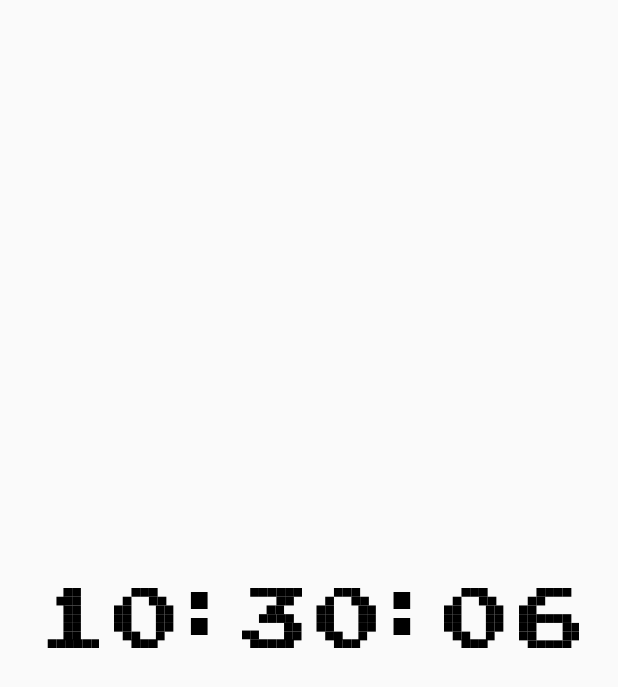
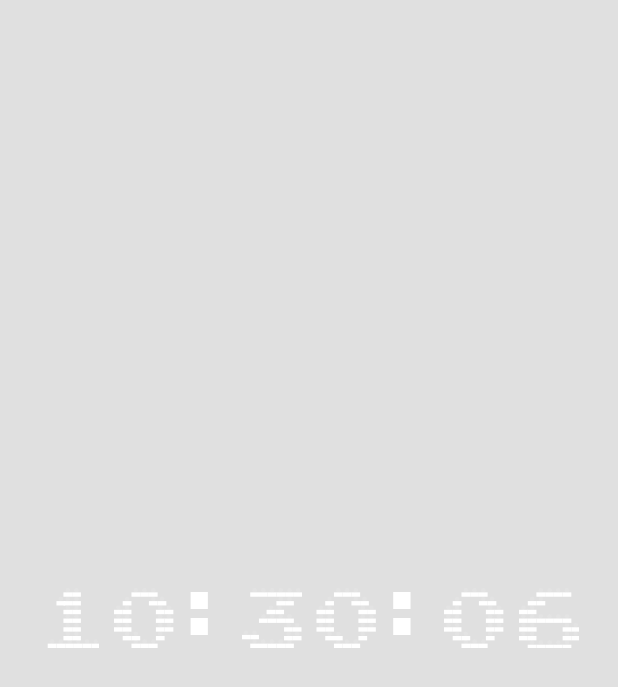
Before and after one commit to TechieBlossom/animated_digital_clock_flutter, a Flutter app: the screen it shows after launch, on a phone screen of 412 x 824 dp. Shown: the top 687 px of the screen. Run offline on Flutter 3.47's test engine with Material 2 defaults, Android fonts, the phone set to English and light mode, and no system bars; our stand-ins replace google_fonts.

```diff
--- a/lib/main.dart
+++ b/lib/main.dart
@@ -13,8 +13,10 @@ class MyApp extends StatelessWidget {
   Widget build(BuildContext context) {
     return MaterialApp(
       debugShowMaterialGrid: false,
-      theme: Theme.of(context)
-          .copyWith(textTheme: GoogleFonts.pressStart2pTextTheme()),
+      theme: Theme.of(context).copyWith(
+        textTheme: GoogleFonts.pressStart2pTextTheme(),
+        scaffoldBackgroundColor: Colors.black12,
+      ),
       debugShowCheckedModeBanner: false,
       home: const ClockScreen(),
     );
--- a/lib/screens/clock_screen.dart
+++ b/lib/screens/clock_screen.dart
@@ -1,6 +1,5 @@
 import 'dart:async';
 
-import 'package:digital_clock/sizes.dart';
 import 'package:digital_clock/widgets/digit.dart';
 import 'package:flutter/material.dart';
 import 'package:intl/intl.dart';
@@ -45,8 +44,6 @@ class _ClockScreenState extends State<ClockScreen> {
 
   @override
   Widget build(BuildContext context) {
-    const width = Sizes.digitSize;
-
     return Scaffold(
       body: Center(
         child: Row(
@@ -58,7 +55,7 @@ class _ClockScreenState extends State<ClockScreen> {
             Text(
               ":",
               style: Theme.of(context).textTheme.displaySmall?.copyWith(
-                    color: Colors.black,
+                    color: Colors.white,
                   ),
             ),
             Digit(number: minute1),
@@ -67,7 +64,7 @@ class _ClockScreenState extends State<ClockScreen> {
             Text(
               ":",
               style: Theme.of(context).textTheme.displaySmall?.copyWith(
-                    color: Colors.black,
+                    color: Colors.white,
                   ),
             ),
             Digit(number: second1),
--- a/lib/sizes.dart
+++ b/lib/sizes.dart
@@ -2,5 +2,5 @@ class Sizes {
   const Sizes._();
 
   static const digitSize = 40;
-  static const boxSize = digitSize/11 * 1.6;
+  static const boxSize = digitSize / 11 * 1.6;
 }
--- a/lib/widgets/ab.dart
+++ b/lib/widgets/ab.dart
@@ -14,14 +14,14 @@ class AB extends StatelessWidget {
   Widget build(BuildContext context) {
     return AnimatedPositioned.fromRect(
       rect: Rect.fromCenter(
+        width: Sizes.boxSize,
+        height: Sizes.boxSize,
         center: Offset(
           center.dx + Sizes.boxSize / 2,
           center.dy + Sizes.boxSize / 2,
         ),
-        width: Sizes.boxSize,
-        height: Sizes.boxSize,
       ),
-      duration: const Duration(milliseconds: 200),
+      duration: const Duration(milliseconds: 800),
       curve: Curves.linearToEaseOut,
       child: const Box(),
     );
--- a/lib/widgets/box.dart
+++ b/lib/widgets/box.dart
@@ -6,9 +6,26 @@ class Box extends StatelessWidget {
 
   @override
   Widget build(BuildContext context) {
-    return const SizedBox.square(
-      dimension: Sizes.boxSize,
-      child: ColoredBox(color: Colors.black),
+    return Column(
+      children: [
+        Expanded(
+          child: SizedBox.fromSize(
+            size: const Size.fromRadius(Sizes.boxSize),
+            child: DecoratedBox(
+              decoration: BoxDecoration(
+                color: Colors.white.withOpacity(0.1),
+                shape: BoxShape.circle,
+              ),
+            ),
+          ),
+        ),
+        const Expanded(
+          child: SizedBox.square(
+            dimension: Sizes.boxSize,
+            child: ColoredBox(color: Colors.white),
+          ),
+        ),
+      ],
     );
   }
 }
--- a/lib/widgets/digit.dart
+++ b/lib/widgets/digit.dart
@@ -7,7 +7,7 @@ class Digit extends StatelessWidget {
 
   final String number;
 
-    List<AB> get boxes0 => [
+  List<AB> get boxes0 => [
         for (int i = 0; i <= 2; i++)
           AB(
             center: Offset(Sizes.boxSize * 2 + (i * Sizes.boxSize), 0),
```
Also changed, not shown: 3 other files.
